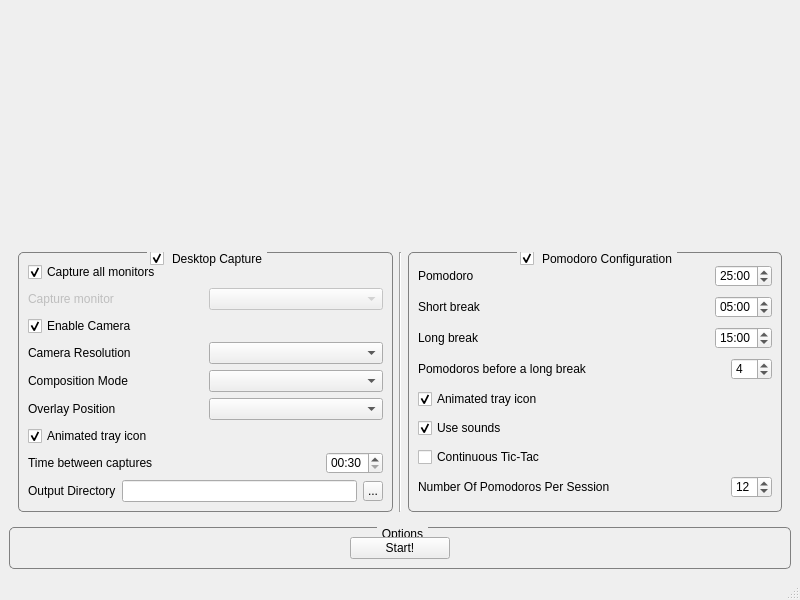
The window that MainWindow.ui (FelixdelasPozas/pomodorotimelapse) describes before a commit, drawn with Qt 5.
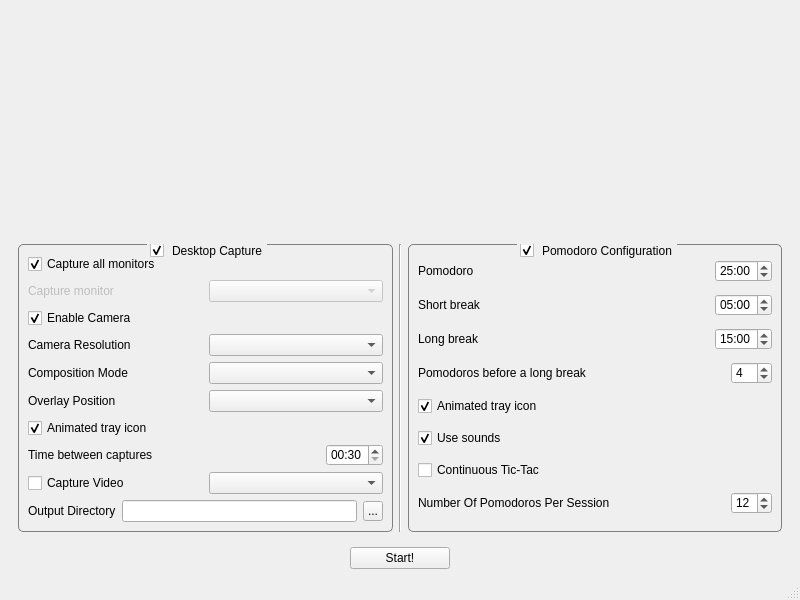
The same window after the commit. Icons and pictures are not drawn.

Commit message: Video capture GUI elements. Video capture settings load/save. Pomodoro statistics dialog connection now uses Qt::QueuedConnection.

What changed in the file:
```diff
--- a/MainWindow.ui
+++ b/MainWindow.ui
@@ -229,6 +229,23 @@
             </item>
            </layout>
           </item>
+          <item>
+           <layout class="QHBoxLayout" name="horizontalLayout_14">
+            <property name="topMargin">
+             <number>0</number>
+            </property>
+            <item>
+             <widget class="QCheckBox" name="m_captureVideo">
+              <property name="text">
+               <string>Capture Video</string>
+              </property>
+             </widget>
+            </item>
+            <item>
+             <widget class="QComboBox" name="m_videoCodecComboBox"/>
+            </item>
+           </layout>
+          </item>
           <item>
            <layout class="QHBoxLayout" name="horizontalLayout_13">
             <property name="topMargin">
@@ -512,25 +529,6 @@
      </widget>
     </item>
     <item>
-     <widget class="QGroupBox" name="m_optionsGroupBox">
-      <property name="styleSheet">
-       <string notr="true"> QGroupBox {
-     border: 1px solid gray;
-     border-radius: 5px;
-     margin-top: 1ex; /* leave space at the top for the title */
- }
-
- QGroupBox::title {
-     subcontrol-origin: margin;
-     subcontrol-position: top center; /* position at the top center */
-     padding: 0 3px;
- }</string>
-      </property>
-      <property name="title">
-       <string>Options</string>
-      </property>
-      <layout class="QVBoxLayout" name="verticalLayout_3">
-       <item>
         <layout class="QHBoxLayout" name="horizontalLayout_10">
          <property name="topMargin">
           <number>0</number>
@@ -552,9 +550,6 @@
           </widget>
          </item>
         </layout>
-       </item>
-      </layout>
-     </widget>
     </item>
    </layout>
   </widget>
```
Lines whose indentation alone changed are shown as unchanged. The commit also changes 4 other files.
